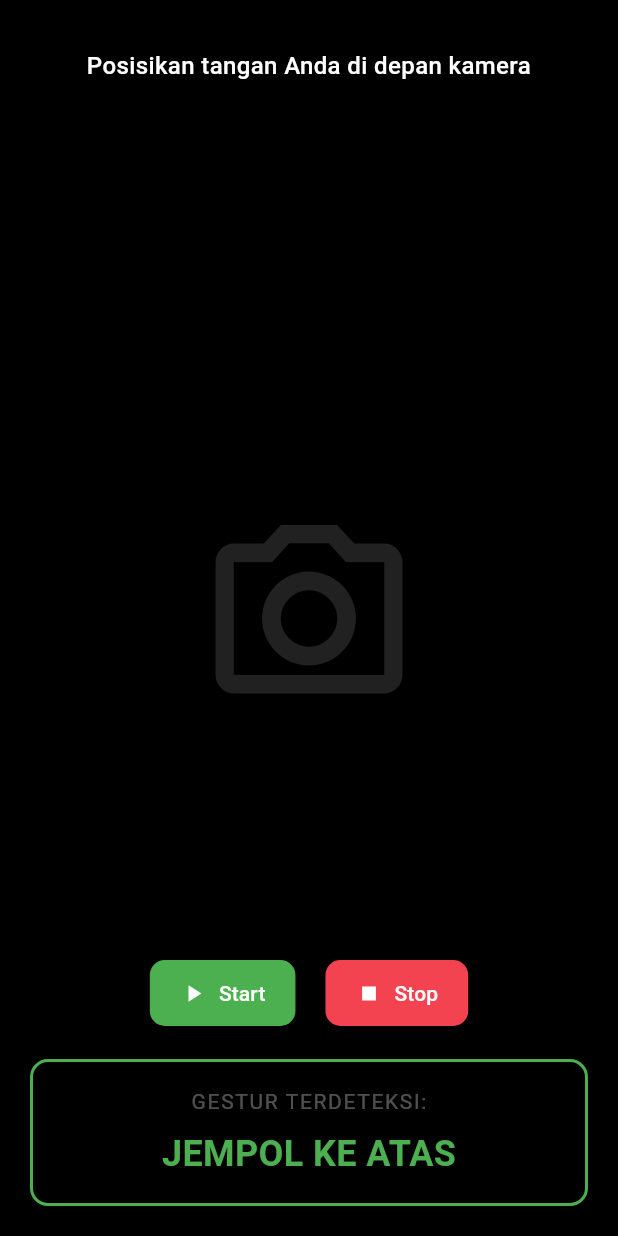
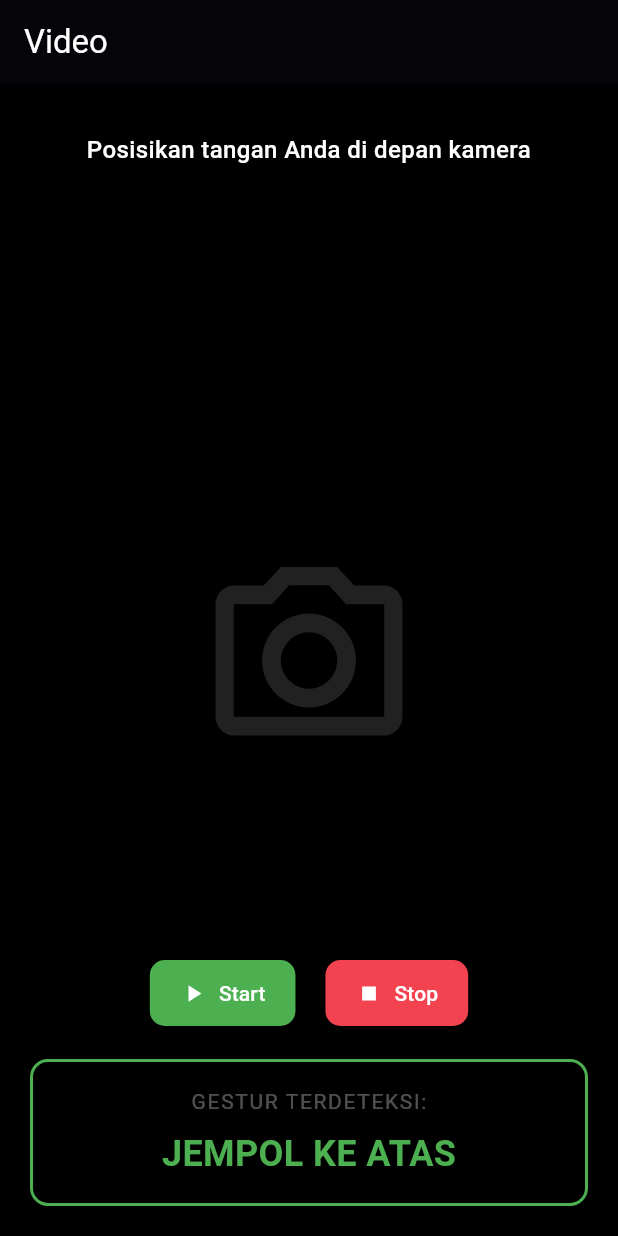
Before and after one commit to RafaMufid/Gestra-Mobile, a Flutter app: the VideoPage screen opened directly, on a phone screen of 412 x 824 dp. Run offline on Flutter 3.47's test engine with Material 3 defaults, Android fonts, the phone set to English and light mode, and no system bars.

Commit message:
menambahkan appbar pada video.dart

```diff
--- a/gestra/lib/video.dart
+++ b/gestra/lib/video.dart
@@ -7,6 +7,13 @@ class VideoPage extends StatelessWidget {
   Widget build(BuildContext context) {
     return Scaffold(
       backgroundColor: Colors.black,
+      appBar: AppBar(
+        title: const Text('Video'),
+        automaticallyImplyLeading: false,
+        backgroundColor: Colors.black,
+        foregroundColor: Colors.white,
+        elevation: 1,
+      ),
       body: SafeArea(
         child: Stack(
           fit: StackFit.expand,
```
